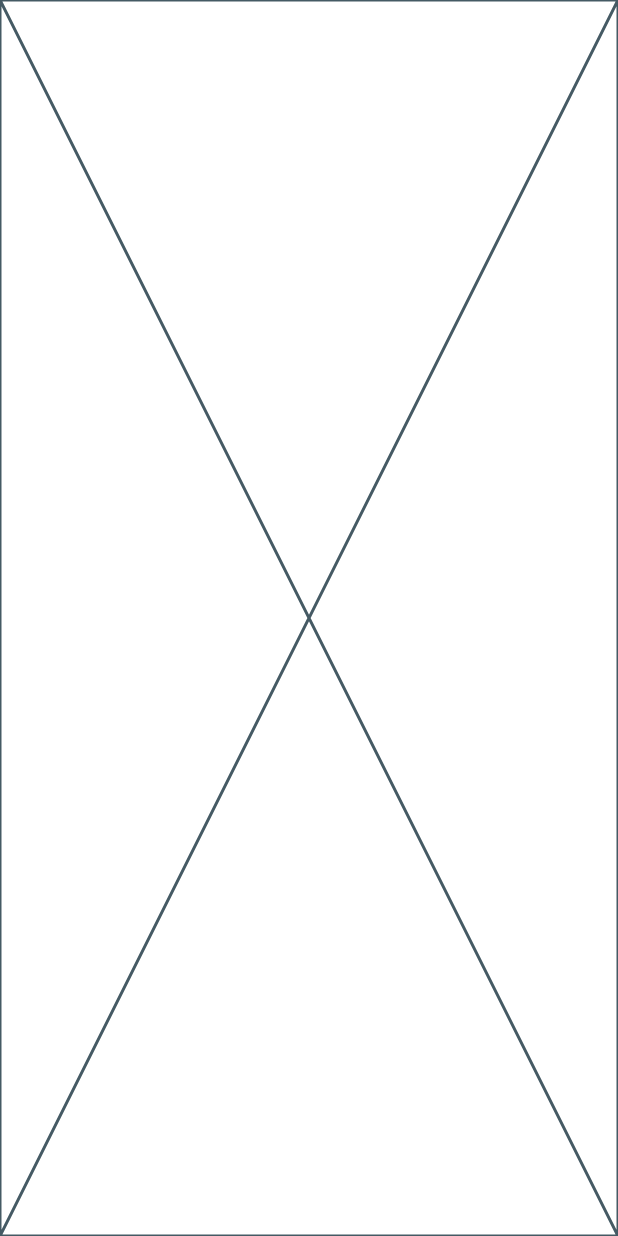
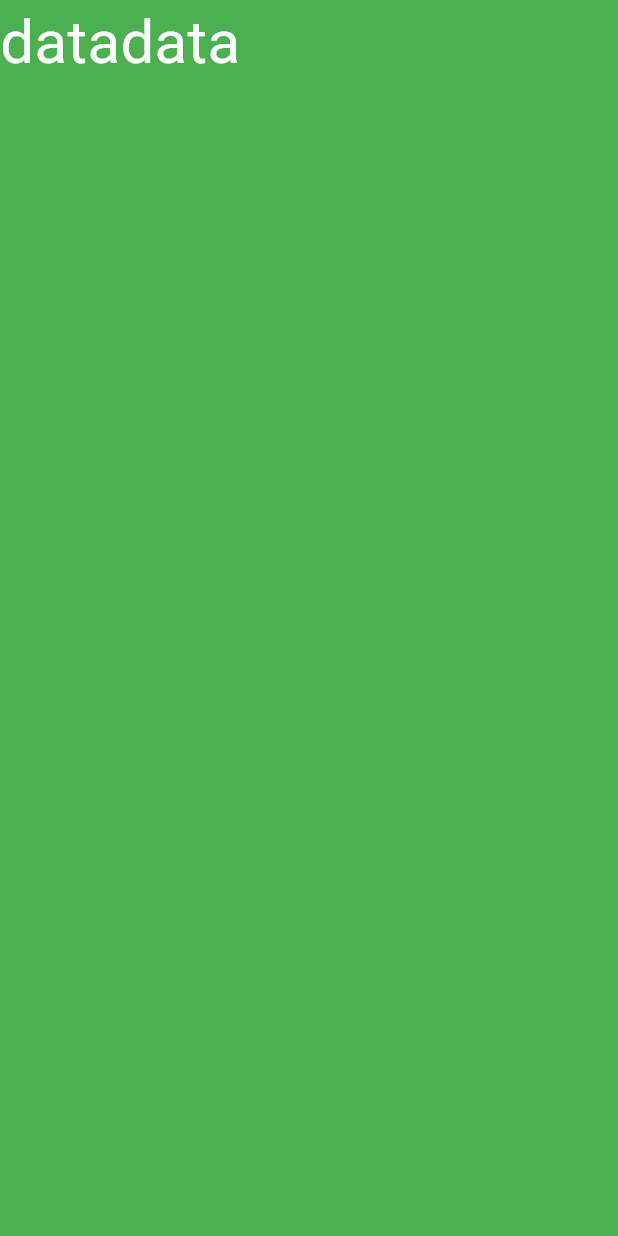
Before and after one commit to sidha6th/portfolio, a Flutter app: the screen it shows after launch, on a phone screen of 412 x 824 dp. Run offline on Flutter 3.47's test engine with Material 3 defaults, Android fonts, the phone set to English and light mode, and no system bars; our stand-ins replace flutter_riverpod.

Commit message:
freezed widget setup completed

```diff
--- a/lib/app.dart
+++ b/lib/app.dart
@@ -1,10 +1,13 @@
 import 'package:flutter/material.dart';
+import 'package:sidharth/src/modules/dashboard/presentation/dashboard.dart';
 
 class App extends StatelessWidget {
   const App({super.key});
 
   @override
   Widget build(BuildContext context) {
-    return const Placeholder();
+    return const MaterialApp(
+      home: Dashboard(),
+    );
   }
 }
--- a/lib/main.dart
+++ b/lib/main.dart
@@ -1,7 +1,8 @@
 import 'package:flutter/material.dart';
+import 'package:flutter_riverpod/flutter_riverpod.dart';
 import 'package:sidharth/app.dart';
 
 void main() {
   WidgetsFlutterBinding.ensureInitialized();
-  runApp(const App());
+  runApp(const ProviderScope(child: App()));
 }
--- /dev/null
+++ b/lib/src/common/widgets/box/colored_sided_box.dart
@@ -0,0 +1,33 @@
+import 'package:flutter/material.dart';
+
+class ColoredSizedBox extends StatelessWidget {
+  const ColoredSizedBox({
+    this.margin = EdgeInsets.zero,
+    this.color = Colors.white,
+    this.height,
+    this.width,
+    this.child,
+    super.key,
+  });
+
+  final double? height;
+  final double? width;
+  final Color color;
+  final EdgeInsets margin;
+  final Widget? child;
+
+  @override
+  Widget build(BuildContext context) {
+    return Padding(
+      padding: margin,
+      child: ColoredBox(
+        color: color,
+        child: SizedBox(
+          height: height,
+          width: width,
+          child: child,
+        ),
+      ),
+    );
+  }
+}
--- /dev/null
+++ b/lib/src/common/widgets/delegate/freezed_widget_delegate.dart
@@ -0,0 +1,11 @@
+import 'package:flutter/material.dart';
+
+class FreezedWidgetDelegate {
+  FreezedWidgetDelegate({
+    required this.freezeViewPortHeight,
+    required this.childBuilder,
+  });
+
+  final double freezeViewPortHeight;
+  final Widget Function(double offset) childBuilder;
+}
--- /dev/null
+++ b/lib/src/common/widgets/freezed_child.dart
@@ -0,0 +1,59 @@
+import 'package:flutter/material.dart';
+import 'package:flutter_riverpod/flutter_riverpod.dart';
+import 'package:sidharth/src/common/widgets/scrollable/notifiable_list_view_builder.dart';
+import 'package:sidharth/src/core/extensions/bool.dart';
+import 'package:sidharth/src/core/extensions/build_context.dart';
+import 'package:sidharth/src/core/extensions/iterable.dart';
+import 'package:sidharth/src/modules/dashboard/presentation/provider/scroll_offset_state_provider.dart';
+
+class FreezedChild extends ConsumerStatefulWidget {
+  const FreezedChild({
+    required this.delegates,
+    required this.index,
+    super.key,
+  });
+
+  final List<FreezedWidgetDelegate> delegates;
+  final int index;
+
+  @override
+  ConsumerState<ConsumerStatefulWidget> createState() => _FreezedChildState();
+}
+
+class _FreezedChildState extends ConsumerState<FreezedChild> {
+  late final size = context.screenSize;
+  late final currentDelegate = widget.delegates[widget.index];
+  double? _pastViewPortTotalHeight;
+  double calcPastViewPortHeight() {
+    return _pastViewPortTotalHeight ??= widget.delegates.transform<double>(
+          (e, result) {
+            return e.freezeViewPortHeight + (result ?? 0);
+          },
+          end: widget.index + 1,
+        ) ??
+        0;
+  }
+
+  @override
+  Widget build(BuildContext context) {
+    final metrics = ref.watch(dashBoardScrollMetricsProvider);
+    final offset = metrics?.pixels ?? 0;
+    final dy = (widget.index == 0).then(
+      () {
+        final max = currentDelegate.freezeViewPortHeight - size.height;
+        return offset.clamp(0.0, max);
+      },
+      orElse: () {
+        final totalPastHeight = calcPastViewPortHeight();
+        final max = totalPastHeight - currentDelegate.freezeViewPortHeight;
+        final clampedOffset = offset.clamp(0, totalPastHeight - size.height);
+        return (clampedOffset - max).clamp(0.0, double.infinity);
+      },
+    )!;
+
+    return Transform.translate(
+      offset: Offset(0, dy),
+      child: currentDelegate.childBuilder(dy),
+    );
+  }
+}
--- /dev/null
+++ b/lib/src/common/widgets/scrollable/notifiable_list_view_builder.dart
@@ -0,0 +1,65 @@
+import 'package:flutter/material.dart';
+import 'package:flutter_riverpod/flutter_riverpod.dart';
+import 'package:sidharth/src/common/widgets/freezed_child.dart';
+import 'package:sidharth/src/core/extensions/bool.dart';
+import 'package:sidharth/src/modules/dashboard/presentation/provider/scroll_offset_state_provider.dart';
+
+class NotifiableLisViewBuilder extends ConsumerStatefulWidget {
+  const NotifiableLisViewBuilder({
+    super.key,
+    this.itemBuilder,
+    this.delegates = const [],
+    this.children = const [],
+    this.itemCount,
+  });
+
+  final Widget? Function(BuildContext, int)? itemBuilder;
+  final List<FreezedWidgetDelegate> delegates;
+  final List<Widget> children;
+  final int? itemCount;
+
+  @override
+  ConsumerState<NotifiableLisViewBuilder> createState() =>
+      _NotifiableLisViewBuilderState();
+}
+
+class _NotifiableLisViewBuilderState
+    extends ConsumerState<NotifiableLisViewBuilder> {
+  @override
+  Widget build(BuildContext context) {
+    return NotificationListener<ScrollNotification>(
+      onNotification: (notification) {
+        ref.read(dashBoardScrollMetricsProvider.notifier).state =
+            notification.metrics;
+        return true;
+      },
+      child: ListView.builder(
+        itemCount: (widget.children.isEmpty)
+            ? widget.delegates.length
+            : widget.children.length,
+        itemBuilder: (context, index) {
+          return (widget.children.isEmpty).then(
+            () => SizedBox(
+              height: widget.delegates[index].freezeViewPortHeight,
+              child: FreezedChild(
+                delegates: widget.delegates,
+                index: index,
+              ),
+            ),
+            orElse: () => widget.children[index],
+          );
+        },
+      ),
+    );
+  }
+}
+
+class FreezedWidgetDelegate {
+  FreezedWidgetDelegate({
+    required this.freezeViewPortHeight,
+    required this.childBuilder,
+  });
+
+  final double freezeViewPortHeight;
+  final Widget Function(double offset) childBuilder;
+}
--- /dev/null
+++ b/lib/src/modules/dashboard/presentation/dashboard.dart
@@ -0,0 +1,200 @@
+import 'package:flutter/material.dart';
+import 'package:flutter_riverpod/flutter_riverpod.dart';
+import 'package:sidharth/gen/assets.gen.dart';
+import 'package:sidharth/src/common/widgets/box/colored_sided_box.dart';
+import 'package:sidharth/src/common/widgets/scrollable/notifiable_list_view_builder.dart';
+import 'package:sidharth/src/common/widgets/text/text_widget.dart';
+import 'package:sidharth/src/core/extensions/build_context.dart';
+
+class Dashboard extends ConsumerWidget {
+  const Dashboard({super.key});
+
+  @override
+  Widget build(BuildContext context, ref) {
+    final size = context.screenSize;
+    return Scaffold(
+      body: NotifiableLisViewBuilder(
+        delegates: [
+          FreezedWidgetDelegate(
+            freezeViewPortHeight: size.height * 2,
+            childBuilder: (offset) {
+              return ColoredSizedBox(
+                color: Colors.green,
+                height: size.height,
+                width: size.width,
+                child: TextWidget(
+                  'data' * 2,
+                  style: const TextStyle(color: Colors.white, fontSize: 40),
+                ),
+              );
+            },
+          ),
+          FreezedWidgetDelegate(
+            freezeViewPortHeight: size.height * 3,
+            childBuilder: (offset) {
+              return ColoredSizedBox(
+                color: Colors.orange,
+                height: size.height,
+                width: size.width,
+                child: TextWidget(
+                  'data' * 2,
+                  style: const TextStyle(color: Colors.white, fontSize: 40),
+                ),
+              );
+            },
+          ),
+          FreezedWidgetDelegate(
+            freezeViewPortHeight: size.height * 2,
+            childBuilder: (offset) {
+              return ColoredSizedBox(
+                color: Colors.yellow,
+                height: size.height,
+                width: size.width,
+                child: TextWidget(
+                  'data' * 2,
+                  style: const TextStyle(color: Colors.white, fontSize: 40),
+                ),
+              );
+            },
+          ),
+          FreezedWidgetDelegate(
+            freezeViewPortHeight: size.height * 2,
+            childBuilder: (offset) {
+              return ColoredSizedBox(
+                color: Colors.red,
+                height: size.height,
+                width: size.width,
+                child: TextWidget(
+                  'data' * 2,
+                  style: const TextStyle(color: Colors.white, fontSize: 40),
+                ),
+              );
+            },
+          ),
+        ],
+      ),
+    );
+  }
+}
+
+class FirstTile extends StatelessWidget {
+  const FirstTile({
+    required this.scrollOffset,
+    super.key,
+  });
+
+  final double scrollOffset;
+
+  @override
+  Widget build(BuildContext context) {
+    final size = context.screenSize;
+    return MouseRegion(
+      onHover: (event) {},
+      child: Row(
+        mainAxisAlignment: MainAxisAlignment.center,
+        children: [
+          Stack(
+            alignment: Alignment.topCenter,
+            children: [
+              Image.asset(
+                Assets.jpeg.image.path,
+                height: size.height / 2,
+              ),
+              TextWidget(
+                'data' * 2,
+                style: const TextStyle(color: Colors.green, fontSize: 30),
+              ),
+              Image.asset(
+                Assets.png.image.path,
+                height: size.height / 2,
+              ),
+            ],
+          ),
+        ],
+      ),
+    );
+  }
+}
+
+
+
+    // final children = [
+    //   SizedBox(
+    //     height: size.height * 2,
+    //     child: Consumer(
+    //       builder: (context, ref, child) {
+    //         final metrics = ref.watch(dashBoardScrollMetricsProvider);
+    //         final offset = metrics?.pixels ?? 0;
+    //         return Transform.translate(
+    //           offset: Offset(
+    //             0,
+    //             (offset).clamp(0, (size.height * 2) - size.height),
+    //           ),
+    //           child: ColoredSizedBox(
+    //             color: Colors.green,
+    //             height: size.height,
+    //             width: size.width,
+    //             child: TextWidget(
+    //               'data' * 2,
+    //               style: const TextStyle(color: Colors.white, fontSize: 40),
+    //             ),
+    //           ),
+    //         );
+    //       },
+    //     ),
+    //   ),
+    //   SizedBox(
+    //     height: size.height * 3,
+    //     child: Consumer(
+    //       builder: (context, ref, child) {
+    //         final metrics = ref.watch(dashBoardScrollMetricsProvider);
+    //         final offset = metrics?.pixels ?? 0;
+
+    //         final dy = (offset - size.height * 2)
+    //             .clamp(0.0, (size.height * 3) - size.height);
+
+    //         return Transform.translate(
+    //           offset: Offset(0, dy),
+    //           child: ColoredSizedBox(
+    //             height: size.height,
+    //             width: size.width,
+    //             color: Colors.orange,
+    //             child: TextWidget(
+    //               'data' * 2,
+    //               style: const TextStyle(color: Colors.white, fontSize: 40),
+    //             ),
+    //           ),
+    //         );
+    //       },
+    //     ),
+    //   ),
+    //   SizedBox(
+    //     height: size.height * 2,
+    //     child: Consumer(
+    //       builder: (context, ref, child) {
+    //         final metrics = ref.watch(dashBoardScrollMetricsProvider);
+    //         final offset = metrics?.pixels ?? 0;
+    //         final dy = (offset - size.height * 4)
+    //             .clamp(0.0, (size.height * 2) - size.height);
+
+    //         return Transform.translate(
+    //           offset: Offset(0, dy),
+    //           child: ColoredSizedBox(
+    //             height: size.height,
+    //             width: size.width,
+    //             color: Colors.grey,
+    //             child: TextWidget(
+    //               'data' * 2,
+    //               style: const TextStyle(color: Colors.white, fontSize: 40),
+    //             ),
+    //           ),
+    //         );
+    //       },
+    //     ),
+    //   ),
+    //   ColoredSizedBox(
+    //     height: size.height,
+    //     width: size.width,
+    //     color: Colors.yellow,
+    //   ),
+    // ];
--- /dev/null
+++ b/lib/src/modules/dashboard/presentation/provider/scroll_offset_state_provider.dart
@@ -0,0 +1,6 @@
+import 'package:flutter/material.dart';
+import 'package:flutter_riverpod/flutter_riverpod.dart';
+
+final dashBoardScrollMetricsProvider = StateProvider<ScrollMetrics?>((ref) {
+  return null;
+});
--- a/pubspec.yaml
+++ b/pubspec.yaml
@@ -19,9 +19,9 @@ dev_dependencies:
 
 flutter:
   uses-material-design: true
-  # assets:
-  #   - images/a_dot_burr.jpeg
-  #   - images/a_dot_ham.jpeg
+  assets:
+    - assets/jpeg/
+    - assets/png/
 
   # fonts:
   #   - family: font_file_name
```
Also changed, not shown: lib/gen/assets.gen.dart (added, +118 -0 lines), lib/src/common/widgets/layout/auto_layout_adjustable_widget.dart (added, +14 -0 lines), lib/src/common/widgets/layout/desktop_layout.dart (added, +10 -0 lines), lib/src/common/widgets/layout/mobile_layout.dart (added, +10 -0 lines), lib/src/common/widgets/layout/tab_layout.dart (added, +10 -0 lines), lib/src/common/widgets/text/text_widget.dart (added, +38 -0 lines), lib/src/core/extensions/bool.dart (added, +23 -0 lines), lib/src/core/extensions/build_context.dart (added, +7 -0 lines), lib/src/core/extensions/iterable.dart (added, +12 -0 lines), assets/jpeg/image.jpeg (added), assets/png/image.png (added), 28 other files.
